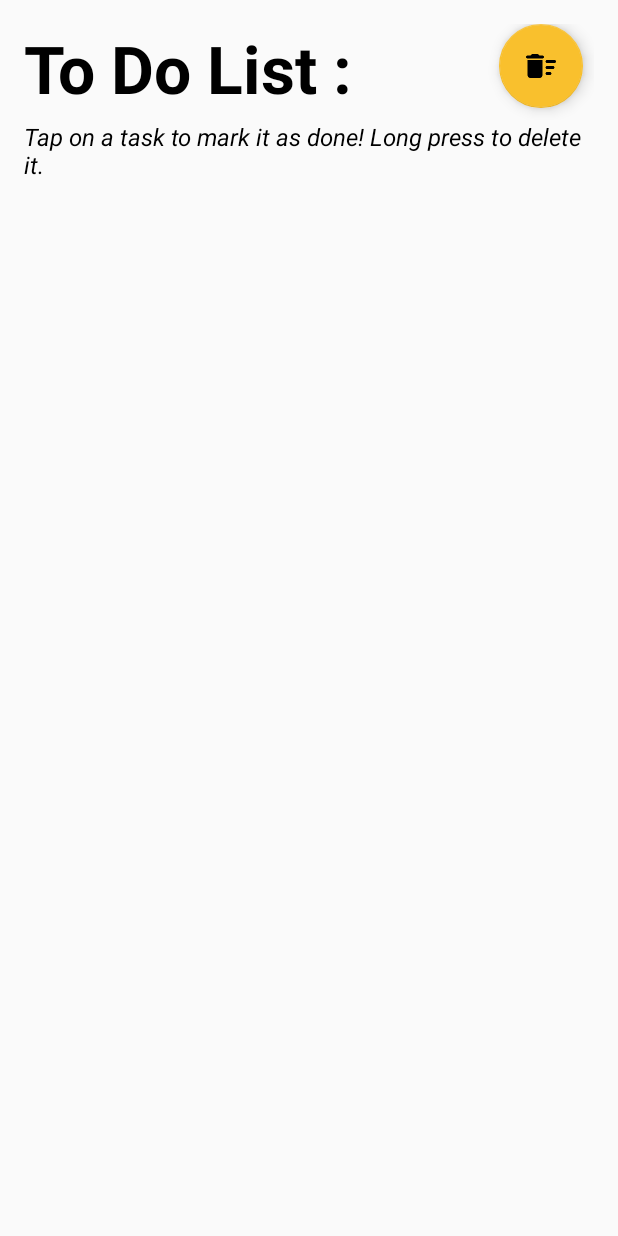
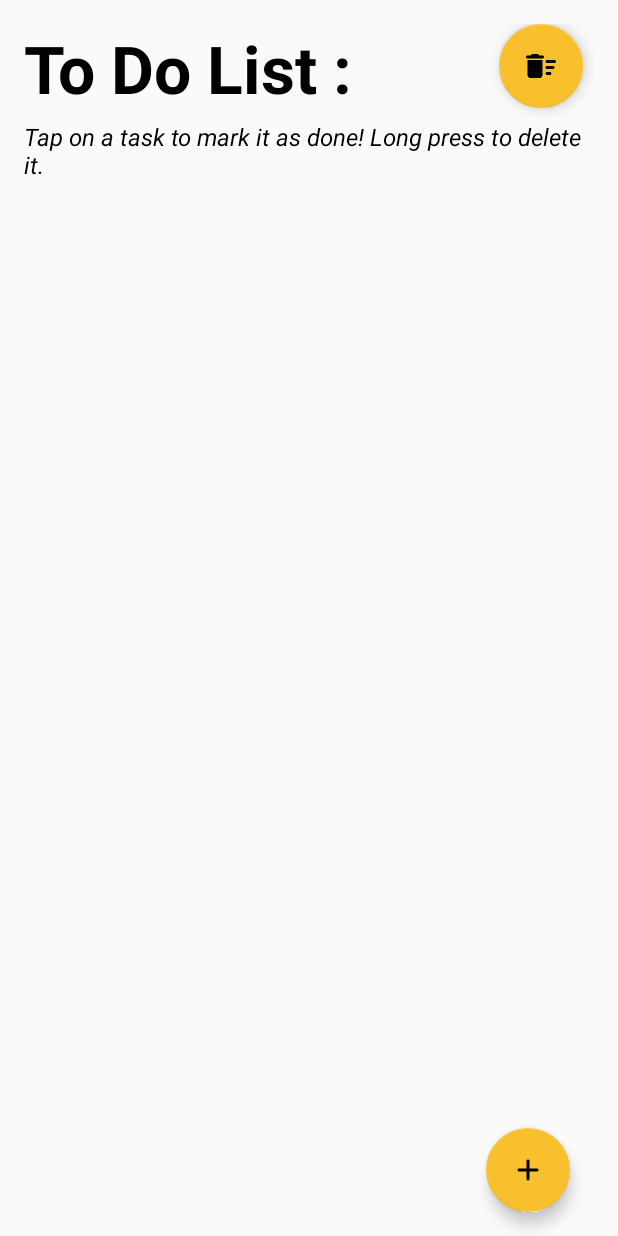
Before and after one commit to NicolaFattoruso/TaskDo2, an Android app: the layout activity_main.xml on its own in the app's theme, with its tools: preview values and no code run, on a phone screen of 412 x 824 dp. Run offline under Robolectric (Android 15) with nearby library versions, the phone set to English and light mode, and no system bars.

Commit message:
Buttons fixed

```diff
--- a/app/src/main/res/layout/activity_main.xml
+++ b/app/src/main/res/layout/activity_main.xml
@@ -28,8 +28,8 @@
             android:id="@+id/remove_tasks_fab"
             android:layout_width="0dp"
             android:layout_height="wrap_content"
+            android:layout_marginBottom="8dp"
             android:layout_weight="1"
-            android:layout_marginBottom="8dp"
             android:src="@drawable/round_delete_sweep_black_48dp" />
 
 
@@ -39,46 +39,40 @@
     <TextView
         android:layout_width="match_parent"
         android:layout_height="wrap_content"
+        android:layout_marginBottom="8dp"
         android:text="@string/tutorial"
         android:textColor="@color/secondaryTextColor"
         android:textSize="16sp"
-        android:layout_marginBottom="8dp"
         android:textStyle="italic" />
 
-    <com.google.android.material.tabs.TabLayout
-        android:id="@+id/tabs"
+    <RelativeLayout
         android:layout_width="match_parent"
-        android:layout_height="wrap_content" />
+        android:layout_height="match_parent">
 
-    <androidx.viewpager.widget.ViewPager
-        android:id="@+id/viewpager"
-        android:layout_width="match_parent"
-        android:layout_height="match_parent" />
+        <com.google.android.material.tabs.TabLayout
+            android:id="@+id/tabs"
+            android:layout_width="match_parent"
+            android:layout_height="wrap_content" />
 
-    <!--<RelativeLayout-->
-        <!--android:layout_width="match_parent"-->
-        <!--android:layout_height="match_parent">-->
+        <androidx.viewpager.widget.ViewPager
+            android:id="@+id/viewpager"
+            android:layout_below="@+id/tabs"
+            android:layout_width="match_parent"
+            android:layout_height="match_parent" />
 
 
-        <!--<ListView-->
-            <!--android:id="@+id/list"-->
-            <!--android:layout_width="match_parent"-->
-            <!--android:layout_height="wrap_content">-->
-
-        <!--</ListView>-->
-
-        <!--<com.google.android.material.floatingactionbutton.FloatingActionButton-->
-            <!--android:id="@+id/add_task_fab"-->
-            <!--android:layout_width="wrap_content"-->
-            <!--android:layout_height="wrap_content"-->
-            <!--android:layout_alignParentEnd="true"-->
-            <!--android:layout_alignParentBottom="true"-->
-            <!--android:layout_marginEnd="16dp"-->
-            <!--android:layout_marginBottom="16dp"-->
-            <!--android:src="@drawable/round_add_black_48dp" />-->
+        <com.google.android.material.floatingactionbutton.FloatingActionButton
+            android:id="@+id/add_task_fab"
+            android:layout_width="wrap_content"
+            android:layout_height="wrap_content"
+            android:layout_alignParentEnd="true"
+            android:layout_alignParentBottom="true"
+            android:layout_marginEnd="16dp"
+            android:layout_marginBottom="16dp"
+            android:src="@drawable/round_add_black_48dp" />
 
 
-    <!--</RelativeLayout>-->
+    </RelativeLayout>
 
 
 </LinearLayout>
```
Also changed, not shown: app/src/main/java/com/example/android/taskdo/MainActivity.java (+32 -20 lines), app/src/main/java/com/example/android/taskdo/MondayFragment.java (+2 -21 lines), app/src/main/java/com/example/android/taskdo/TuesdayFragment.java (+4 -39 lines), app/src/main/res/layout/task_list.xml (+0 -16 lines).
